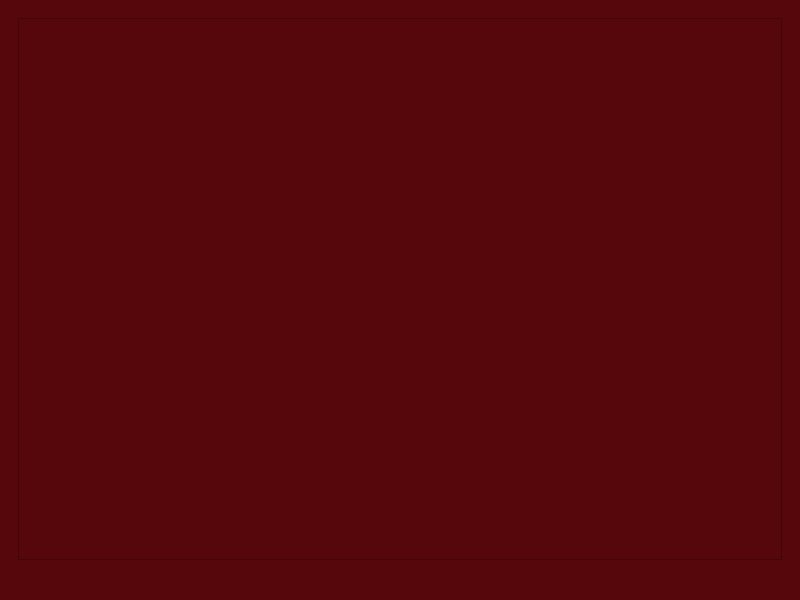
FranciscoSaggiorato1/ppai_bonvino, file Interfaz/interfazDiseño.ui: the form before one commit.
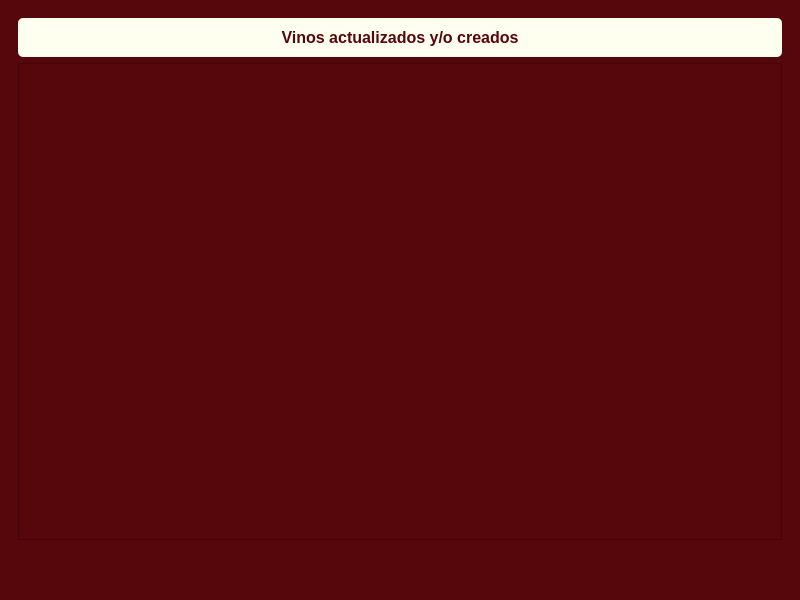
The form after the commit. The open tabs and pages were chosen to show the change. Icons and pictures are not drawn.

Commit message: Cambios en colores de interfaz

Patch:
```diff
--- a/Interfaz/interfazDiseño.ui
+++ b/Interfaz/interfazDiseño.ui
@@ -167,22 +167,53 @@
        </layout>
       </widget>
       <widget class="QWidget" name="page_3">
+      <property name="styleSheet">
+        <string notr="true"/>
+      </property>
        <layout class="QVBoxLayout" name="verticalLayoutPage3">
         <item>
-         <widget class="QTableWidget" name="tableWidgetVinos">
+         <widget class="QLabel" name="label_3">
+          <property name="alignment">
+           <set>Qt::AlignCenter</set>
+          </property>
           <property name="sizePolicy">
-           <sizepolicy hsizetype="Expanding" vsizetype="Expanding">
+           <sizepolicy hsizetype="Preferred" vsizetype="Preferred">
             <horstretch>0</horstretch>
             <verstretch>0</verstretch>
            </sizepolicy>
           </property>
           <property name="styleSheet">
            <string notr="true">
-            background-color: rgb(86, 7, 12); 
-            color: white; 
+            color: rgb(86, 7, 12);
+            background-color: rgb(255, 255, 240);
+            font-family: "montserrat", Times, serif;
+            font-size: 16px;
+            font-weight: bold;
+            border-radius: 5px;
+            padding: 10px;
+           </string>
+          </property>
+          <property name="text">
+           <string>Vinos actualizados y/o creados</string>
+          </property>
+         </widget>
+        </item>
+        <item>
+         <widget class="QTableWidget" name="tableVinos">
+          <property name="sizePolicy">
+           <sizepolicy hsizetype="Expanding" vsizetype="Expanding">
+            <horstretch>50</horstretch>
+            <verstretch>50</verstretch>
+           </sizepolicy>
+          </property>
+          <property name="styleSheet">
+           <string notr="true">
+            background-color: rgb(69, 5, 9);
+            color: rgb(255, 255, 240);
             QHeaderView::section {
-              color: black;
+              color: rgb(255, 255, 240);
             }
+            QTableWidgetItem::setData(Qt::BackgroundRole,Qt::grey)
            </string>
           </property>
           <property name="horizontalScrollBarPolicy">
@@ -193,6 +224,19 @@
           </property>
          </widget>
         </item>
+        <item>
+         <spacer name="verticalSpacerBottom">
+          <property name="orientation">
+           <enum>Qt::Vertical</enum>
+          </property>
+          <property name="sizeHint" stdset="0">
+           <size>
+            <width>20</width>
+            <height>20</height>
+           </size>
+          </property>
+         </spacer>
+        </item>
        </layout>
       </widget>
      </widget>
```
Left out of the diff: 4 changed lines with no effect on the pictures.
